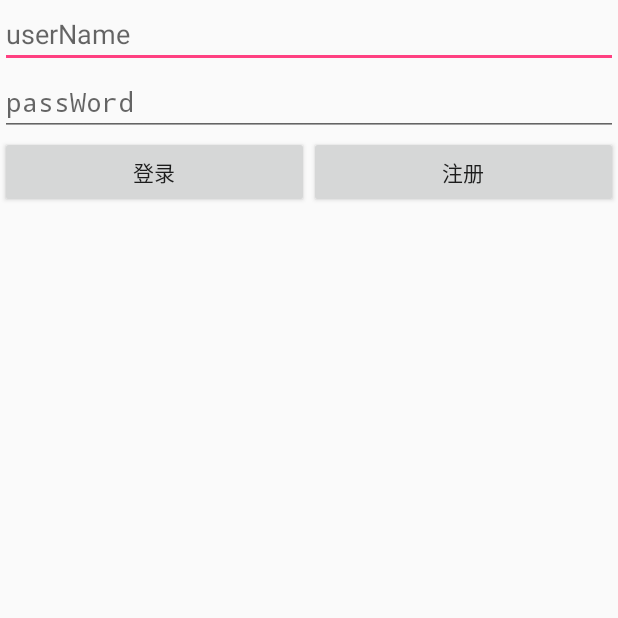
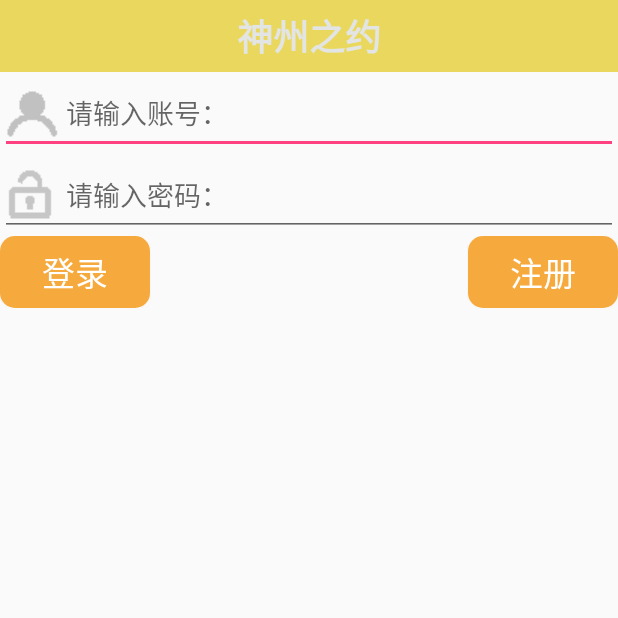
Before and after one commit to HXQWill/BookMeeting, an Android app: the screen it shows after launch (MainActivity), on a phone screen of 412 x 824 dp, the top half of it. Run offline under Robolectric (Android 15) with nearby library versions, the phone set to English and light mode, and no system bars.

Commit message:
进展-登录注册页面的美化： 小图标、选择器、控件、颜色、样式等优化。

```diff
--- a/src/main/AndroidManifest.xml
+++ b/src/main/AndroidManifest.xml
@@ -4,7 +4,7 @@
 
     <application
         android:allowBackup="true"
-        android:icon="@mipmap/ic_launcher"
+        android:icon="@drawable/icon"
         android:label="@string/app_name"
         android:supportsRtl="true"
         android:theme="@style/AppTheme">
--- a/src/main/java/com/quan/car/qmeeting/MainActivity.java
+++ b/src/main/java/com/quan/car/qmeeting/MainActivity.java
@@ -1,7 +1,6 @@
 package com.quan.car.qmeeting;
 
 import android.app.Activity;
-import android.content.ContentValues;
 import android.content.Intent;
 import android.database.Cursor;
 import android.database.sqlite.SQLiteDatabase;
--- a/src/main/java/com/quan/car/qmeeting/RegistActivity.java
+++ b/src/main/java/com/quan/car/qmeeting/RegistActivity.java
@@ -15,7 +15,7 @@ import android.widget.Toast;
 import dbutils.MyDatabaseHelper;
 
 /**
- * Created by car on 2016/8/18.
+ * Created by 权兴权意 on 2016/8/18.
  */
 public class RegistActivity extends Activity{
 
@@ -31,24 +31,21 @@ public class RegistActivity extends Activity{
         setContentView(R.layout.regist);
 
         dbHelper = new MyDatabaseHelper(this, "Meeting.db", null, 1);
+        initView();
 
-        userName_et_regist = (EditText) findViewById(R.id.userName_et_regist);
-        passWord_et_regist = (EditText) findViewById(R.id.passWord_et_regist);
-        id_et_regist = (EditText) findViewById(R.id.id_et_regist);
-
-        regist_btn_regist = (Button) findViewById(R.id.regist_btn_regist);
         regist_btn_regist.setOnClickListener(new View.OnClickListener() {
             @Override
             public void onClick(View view) {
                 String userName = userName_et_regist.getText().toString();
+                String passWord = passWord_et_regist.getText().toString();
+                String id = id_et_regist.getText().toString();
+
                 if(TextUtils.isEmpty(userName)){
                     Toast.makeText(getApplication(), "用户名不能为空！", Toast.LENGTH_SHORT).show();
                 }
-                String passWord = passWord_et_regist.getText().toString();
                 if(TextUtils.isEmpty(passWord)){
                     Toast.makeText(getApplication(), "密码不能为空！", Toast.LENGTH_SHORT).show();
                 }
-                String id = id_et_regist.getText().toString();
                 if(TextUtils.isEmpty(id)){
                     Toast.makeText(getApplication(), "工号不能为空！", Toast.LENGTH_SHORT).show();
                 }
@@ -57,6 +54,7 @@ public class RegistActivity extends Activity{
                     Log.d("权兴权意-userName:",userName);
                     Log.d("权兴权意-passWord:",passWord);
                     Log.d("权兴权意-id:",id);
+
                     SQLiteDatabase db = dbHelper.getWritableDatabase();
                     ContentValues values = new ContentValues();
                     values.put("name", userName);
@@ -74,4 +72,11 @@ public class RegistActivity extends Activity{
             }
         });
     }
+
+    private void initView() {
+        userName_et_regist = (EditText) findViewById(R.id.userName_et_regist);
+        passWord_et_regist = (EditText) findViewById(R.id.passWord_et_regist);
+        id_et_regist = (EditText) findViewById(R.id.id_et_regist);
+        regist_btn_regist = (Button) findViewById(R.id.regist_btn_regist);
+    }
 }
--- /dev/null
+++ b/src/main/res/drawable/button.xml
@@ -0,0 +1,19 @@
+<?xml version="1.0" encoding="utf-8"?>
+<selector xmlns:android="http://schemas.android.com/apk/res/android">
+    <!--点击背景-->
+    <item android:state_pressed="true">
+        <shape>
+            <!--色值-->
+            <solid android:color="#e79429" />
+            <!--圆角-->
+            <corners android:radius="10dp" />
+        </shape>
+    </item>
+    <!--默认背景-->
+    <item>
+        <shape>
+            <solid android:color="#f6aa3e" />
+            <corners android:radius="10dp" />
+        </shape>
+    </item>
+</selector>
--- a/src/main/res/layout/activity_main.xml
+++ b/src/main/res/layout/activity_main.xml
@@ -5,51 +5,63 @@
     android:layout_height="match_parent"
     android:orientation="vertical"
     >
-
+    <include layout="@layout/part_title" />
     <EditText
         android:layout_width="match_parent"
         android:layout_height="wrap_content"
         android:inputType="textPersonName"
-        android:hint="userName"
+        android:hint="请输入账号："
         android:ems="10"
         android:id="@+id/userName_et_main"
-        android:layout_alignParentLeft="true"
-        android:layout_alignParentStart="true" />
+        android:singleLine="true"
+        style="@style/Text.Normal"
+        android:drawableLeft="@drawable/icon_username"
+        />
 
     <EditText
         android:layout_width="match_parent"
         android:layout_height="wrap_content"
         android:inputType="textPassword"
-        android:hint="passWord"
+        android:hint="请输入密码："
         android:ems="10"
         android:id="@+id/passWord_et_main"
-        android:layout_below="@+id/userName_et_main"
-        android:layout_alignParentLeft="true"
-        android:layout_alignParentStart="true" />
+        android:singleLine="true"
+        android:drawableLeft="@drawable/icon_password"
+        android:imeOptions="actionGo"
+        style="@style/Text.Normal"
+        />
 
-    <LinearLayout
+
+
+    <RelativeLayout
         android:layout_width="match_parent"
         android:layout_height="wrap_content"
-        android:orientation="horizontal"
+        android:layout_below="@id/passWord_et_main"
         >
 
         <Button
-            android:layout_width="0dp"
-            android:layout_weight="1"
+            android:layout_width="100dp"
             android:layout_height="wrap_content"
             android:text="登录"
             android:id="@+id/login_btn_main"
+            android:background="@drawable/button"
+            android:textColor="#ffffff"
+            android:textSize="22sp"
+            android:layout_alignParentLeft="true"
             />
 
         <Button
-            android:layout_width="0dp"
-            android:layout_weight="1"
+            android:layout_width="100dp"
             android:layout_height="wrap_content"
             android:text="注册"
             android:id="@+id/regist_btn_main"
+            android:background="@drawable/button"
+            android:textColor="#ffffff"
+            android:textSize="22sp"
+            android:layout_alignParentRight="true"
             />
 
-    </LinearLayout>
+    </RelativeLayout>
 
 
 </LinearLayout  >
--- a/src/main/res/layout/list.xml
+++ b/src/main/res/layout/list.xml
@@ -2,6 +2,8 @@
 <LinearLayout xmlns:android="http://schemas.android.com/apk/res/android"
     android:orientation="vertical" android:layout_width="match_parent"
     android:layout_height="match_parent">
+
+    <include layout="@layout/part_title" />
 
     <TextView
         android:layout_width="wrap_content"
--- /dev/null
+++ b/src/main/res/layout/part_title.xml
@@ -0,0 +1,19 @@
+<?xml version="1.0" encoding="utf-8"?>
+<RelativeLayout
+    android:background="#e9d85d"
+    android:paddingLeft="@dimen/activity_horizontal_margin"
+    android:paddingRight="@dimen/activity_horizontal_margin"
+    android:layout_width="fill_parent"
+    android:layout_height="wrap_content"
+    android:minHeight="48.0dip"
+    xmlns:android="http://schemas.android.com/apk/res/android">
+    <TextView
+        android:ellipsize="end"
+        android:gravity="center"
+        android:layout_width="wrap_content"
+        android:layout_height="wrap_content"
+        android:text="@string/app_name"
+        android:singleLine="true"
+        android:layout_centerInParent="true"
+        style="@style/Text.Title" />
+</RelativeLayout>
--- a/src/main/res/layout/regist.xml
+++ b/src/main/res/layout/regist.xml
@@ -6,37 +6,57 @@
     android:orientation="vertical"
     >
 
+    <include layout="@layout/part_title" />
+
     <EditText
         android:layout_width="match_parent"
         android:layout_height="wrap_content"
         android:inputType="textPersonName"
-        android:hint="用户"
+        android:hint="请输入账号："
         android:ems="10"
-        android:id="@+id/userName_et_regist" />
+        android:id="@+id/userName_et_regist"
+        android:singleLine="true"
+        style="@style/Text.Normal"
+        android:drawableLeft="@drawable/icon_username"
+        />
+
+
 
     <EditText
         android:layout_width="match_parent"
         android:layout_height="wrap_content"
         android:inputType="textPassword"
-        android:hint="密码"
+        android:hint="请输入密码："
         android:ems="10"
         android:id="@+id/passWord_et_regist"
+        android:singleLine="true"
+        style="@style/Text.Normal"
+        android:drawableLeft="@drawable/icon_password"
         />
+
+
 
     <EditText
         android:layout_width="match_parent"
         android:layout_height="wrap_content"
-        android:hint="工号"
+        android:hint="请输入工号:"
         android:ems="10"
         android:id="@+id/id_et_regist"
+        android:singleLine="true"
+        style="@style/Text.Normal"
+        android:drawableLeft="@drawable/icon_id"
         />
 
 
         <Button
-            android:layout_width="match_parent"
+            android:layout_width="120dp"
             android:layout_height="wrap_content"
             android:text="注册"
             android:id="@+id/regist_btn_regist"
+            android:background="@drawable/button"
+            android:textColor="#ffffff"
+            android:textSize="22sp"
+            android:layout_gravity="center"
             />
 
 
--- a/src/main/res/values/colors.xml
+++ b/src/main/res/values/colors.xml
@@ -3,4 +3,7 @@
     <color name="colorPrimary">#3F51B5</color>
     <color name="colorPrimaryDark">#303F9F</color>
     <color name="colorAccent">#FF4081</color>
+    <color name="nornal">#ffe3e4e4</color>
+    <color name="grey">#beefef</color>
+    <color name="black">#ff130c0e</color>
 </resources>
--- a/src/main/res/values/strings.xml
+++ b/src/main/res/values/strings.xml
@@ -1,3 +1,3 @@
 <resources>
-    <string name="app_name">QMeeting</string>
+    <string name="app_name">神州之约</string>
 </resources>
--- a/src/main/res/values/styles.xml
+++ b/src/main/res/values/styles.xml
@@ -8,4 +8,15 @@
         <item name="colorAccent">@color/colorAccent</item>
     </style>
 
+    <style name="Text.Title" parent="@android:style/Widget">
+        <item name="android:textSize">24.0sp</item>
+        <item name="android:textStyle">bold</item>
+        <item name="android:textColor">@color/nornal</item>
+    </style>
+
+    <style name="Text.Normal" parent="@android:style/Widget">
+        <item name="android:textSize">18.0sp</item>
+        <item name="android:textColor">@color/black</item>
+    </style>
+
 </resources>
```
Also changed, not shown: src/main/res/drawable/icon.png (added), src/main/res/drawable/icon_id.png (added), src/main/res/drawable/icon_password.png (added), src/main/res/drawable/icon_username.png (added).
